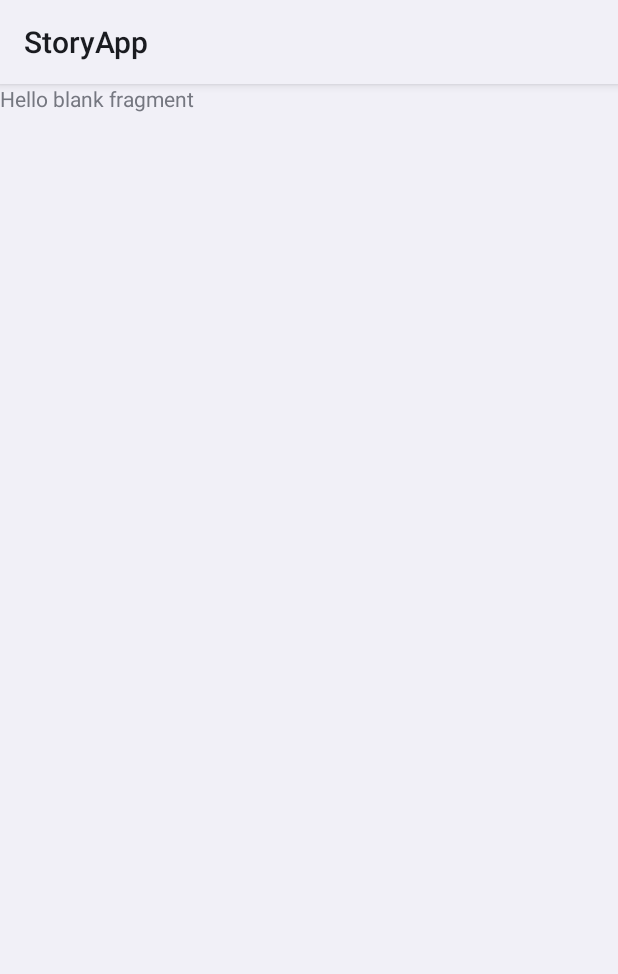
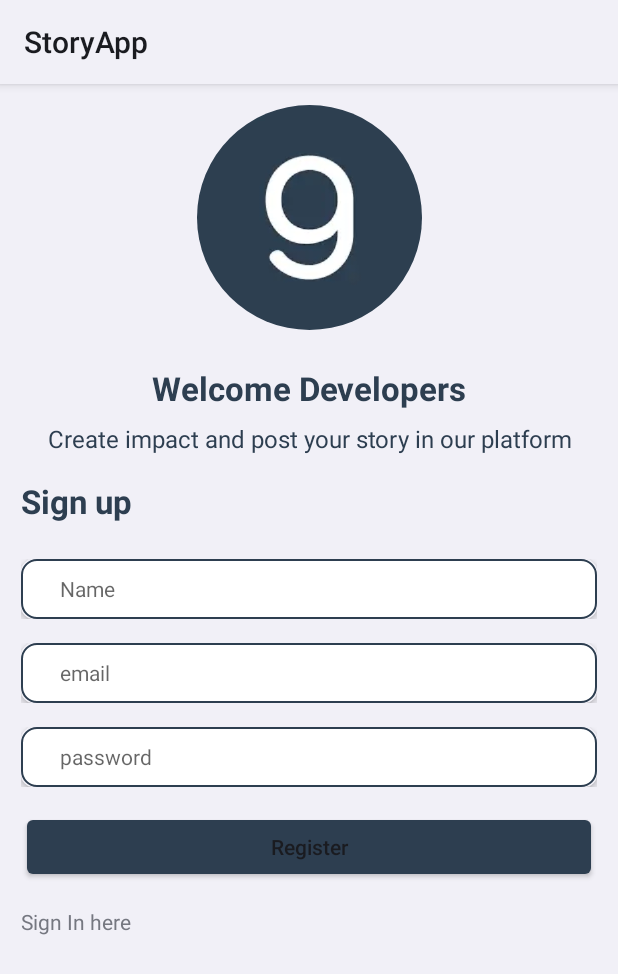
Before and after one commit to byansanur/StoryApp, an Android app: the layout fragment_register.xml on its own in the app's theme, with its tools: preview values and no code run, on a phone screen of 412 x 824 dp. Shown: the top 974 px of the screen. Run offline under Robolectric (Android 15) with nearby library versions, the phone set to English and light mode, and no system bars.

Commit message:
login navigate

```diff
--- a/app/src/main/java/com/byandev/storyapp/presentation/login_register/FragmentLogin.kt
+++ b/app/src/main/java/com/byandev/storyapp/presentation/login_register/FragmentLogin.kt
@@ -5,18 +5,35 @@ import androidx.fragment.app.Fragment
 import android.view.LayoutInflater
 import android.view.View
 import android.view.ViewGroup
+import androidx.navigation.fragment.findNavController
 import com.byandev.storyapp.R
+import com.byandev.storyapp.databinding.FragmentLoginBinding
 import dagger.hilt.android.AndroidEntryPoint
 
 @AndroidEntryPoint
 class FragmentLogin : Fragment() {
 
+    private var _binding: FragmentLoginBinding? = null
+    private val binding get() = _binding!!
+
     override fun onCreateView(
         inflater: LayoutInflater, container: ViewGroup?,
         savedInstanceState: Bundle?
-    ): View? {
+    ): View {
         // Inflate the layout for this fragment
-        return inflater.inflate(R.layout.fragment_login, container, false)
+        _binding = FragmentLoginBinding.inflate(inflater, container, false)
+        return binding.root
+    }
+
+    override fun onViewCreated(view: View, savedInstanceState: Bundle?) {
+        super.onViewCreated(view, savedInstanceState)
+
+        binding.tvRegister.setOnClickListener {
+            findNavController().navigate(FragmentLoginDirections.actionFragmentLoginToFragmentRegister())
+        }
+
+
+
     }
 
 }
--- a/app/src/main/res/layout/fragment_login.xml
+++ b/app/src/main/res/layout/fragment_login.xml
@@ -9,8 +9,7 @@
 
     <androidx.constraintlayout.widget.ConstraintLayout
         android:layout_width="match_parent"
-        android:layout_height="match_parent"
-        android:paddingBottom="200dp">
+        android:layout_height="match_parent">
         <de.hdodenhof.circleimageview.CircleImageView
             android:id="@+id/imgApp"
             android:layout_width="150dp"
--- a/app/src/main/res/layout/fragment_register.xml
+++ b/app/src/main/res/layout/fragment_register.xml
@@ -1,14 +1,127 @@
 <?xml version="1.0" encoding="utf-8"?>
-<FrameLayout xmlns:android="http://schemas.android.com/apk/res/android"
+<androidx.core.widget.NestedScrollView xmlns:android="http://schemas.android.com/apk/res/android"
     xmlns:tools="http://schemas.android.com/tools"
     android:layout_width="match_parent"
     android:layout_height="match_parent"
+    android:padding="14dp"
+    xmlns:app="http://schemas.android.com/apk/res-auto"
     tools:context=".presentation.login_register.FragmentRegister">
 
-    <!-- TODO: Update blank fragment layout -->
-    <TextView
+    <androidx.constraintlayout.widget.ConstraintLayout
         android:layout_width="match_parent"
         android:layout_height="match_parent"
-        android:text="@string/hello_blank_fragment" />
+        android:paddingBottom="200dp">
+        <de.hdodenhof.circleimageview.CircleImageView
+            android:id="@+id/imgApp"
+            android:layout_width="150dp"
+            android:layout_height="150dp"
+            android:src="@drawable/ic_dicoding"
+            app:layout_constraintTop_toTopOf="parent"
+            app:layout_constraintStart_toStartOf="parent"
+            app:layout_constraintEnd_toEndOf="parent"/>
 
-</FrameLayout>
+        <TextView
+            android:id="@+id/tvWelcome"
+            android:layout_width="wrap_content"
+            android:layout_height="wrap_content"
+            android:layout_marginTop="24dp"
+            android:text="Welcome Developers"
+            android:textStyle="bold"
+            android:textColor="@color/blue_dicoding"
+            android:textSize="22sp"
+            app:layout_constraintEnd_toEndOf="@+id/imgApp"
+            app:layout_constraintStart_toStartOf="@id/imgApp"
+            app:layout_constraintTop_toBottomOf="@id/imgApp" />
+
+        <TextView
+            android:id="@+id/tvWelcome2"
+            android:layout_width="0dp"
+            android:layout_height="wrap_content"
+            android:layout_marginTop="8dp"
+            android:text="Create impact and post your story in our platform"
+            android:textStyle="normal"
+            android:textColor="@color/blue_dicoding"
+            android:textSize="16sp"
+            android:textAlignment="center"
+            app:layout_constraintEnd_toEndOf="parent"
+            app:layout_constraintStart_toStartOf="parent"
+            app:layout_constraintTop_toBottomOf="@id/tvWelcome" />
+
+        <TextView
+            android:id="@+id/tvSignUp"
+            android:layout_width="0dp"
+            android:layout_height="wrap_content"
+            android:layout_marginTop="16dp"
+            android:text="Sign up"
+            android:textStyle="bold"
+            android:textColor="@color/blue_dicoding"
+            android:textSize="22sp"
+            android:textAlignment="center"
+            app:layout_constraintStart_toStartOf="parent"
+            app:layout_constraintTop_toBottomOf="@id/tvWelcome2" />
+
+        <com.byandev.storyapp.utils.CustomEditText
+            android:id="@+id/edtName"
+            android:layout_width="match_parent"
+            android:layout_height="wrap_content"
+            android:layout_marginTop="24dp"
+            app:placeholderText="Name"
+            app:cardElevation="3dp"
+            app:isPassword="false"
+            app:showBottomTips="false"
+            app:layout_constraintTop_toBottomOf="@id/tvSignUp"/>
+
+
+        <com.byandev.storyapp.utils.CustomEditText
+            android:id="@+id/edtEmail"
+            android:layout_width="match_parent"
+            android:layout_height="wrap_content"
+            android:layout_marginTop="16dp"
+            app:placeholderText="email"
+            app:cardElevation="3dp"
+            app:isPassword="false"
+            app:showBottomTips="false"
+            app:layout_constraintTop_toBottomOf="@id/edtName"/>
+
+        <com.byandev.storyapp.utils.CustomEditText
+            android:id="@+id/edtPassword"
+            android:layout_width="match_parent"
+            android:layout_height="wrap_content"
+            app:showBottomTips="true"
+            app:isPassword="true"
+            app:cardElevation="3dp"
+            app:placeholderText="password"
+            app:cardProgressColor="@color/blue_dicoding"
+            app:cardCornerRadius="16dp"
+            android:layout_marginTop="16dp"
+            app:layout_constraintStart_toStartOf="parent"
+            app:layout_constraintEnd_toEndOf="parent"
+            app:layout_constraintTop_toBottomOf="@id/edtEmail" />
+
+        <Button
+            android:id="@+id/btnRegister"
+            android:layout_width="match_parent"
+            android:layout_height="wrap_content"
+            android:text="Register"
+            android:textAllCaps="false"
+            android:layout_marginTop="16dp"
+            android:backgroundTint="@color/blue_dicoding"
+            android:backgroundTintMode="src_atop"
+            app:layout_constraintTop_toBottomOf="@id/edtPassword"
+            app:layout_constraintStart_toStartOf="parent"
+            app:layout_constraintEnd_toEndOf="parent"/>
+
+        <TextView
+            android:id="@+id/tvLogin"
+            android:layout_width="match_parent"
+            android:layout_height="wrap_content"
+            android:layout_marginTop="16dp"
+            android:text="Sign In here"
+            app:layout_constraintTop_toBottomOf="@id/btnRegister"
+            app:layout_constraintBottom_toBottomOf="parent"
+            />
+
+
+    </androidx.constraintlayout.widget.ConstraintLayout>
+
+</androidx.core.widget.NestedScrollView>
--- a/app/src/main/res/navigation/story_navigation.xml
+++ b/app/src/main/res/navigation/story_navigation.xml
@@ -15,7 +15,9 @@
             app:destination="@id/fragmentRegister" />
         <action
             android:id="@+id/action_fragmentLogin_to_fragmentHome"
-            app:destination="@id/fragmentHome" />
+            app:destination="@id/fragmentHome"
+            app:popUpTo="@id/fragmentHome"
+            app:popUpToInclusive="true"/>
     </fragment>
     <fragment
         android:id="@+id/fragmentRegister"
@@ -24,7 +26,9 @@
         tools:layout="@layout/fragment_register" >
         <action
             android:id="@+id/action_fragmentRegister_to_fragmentHome"
-            app:destination="@id/fragmentHome" />
+            app:destination="@id/fragmentHome"
+            app:popUpTo="@id/fragmentHome"
+            app:popUpToInclusive="true"/>
     </fragment>
     <fragment
         android:id="@+id/fragmentAddStories"
```
